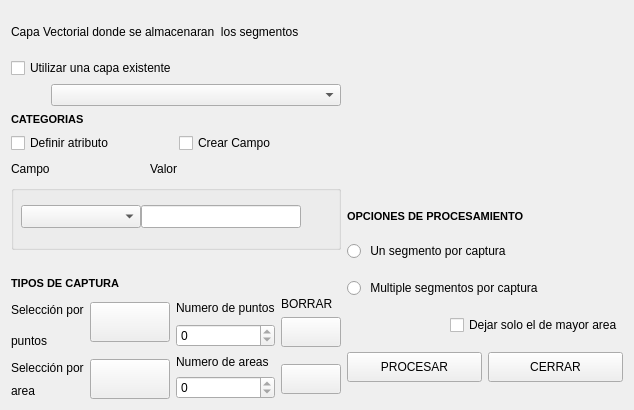
The window that digitalizacion.ui (luisCartoGeo/GeoAI_Plugin) describes before a commit, drawn with Qt 5.
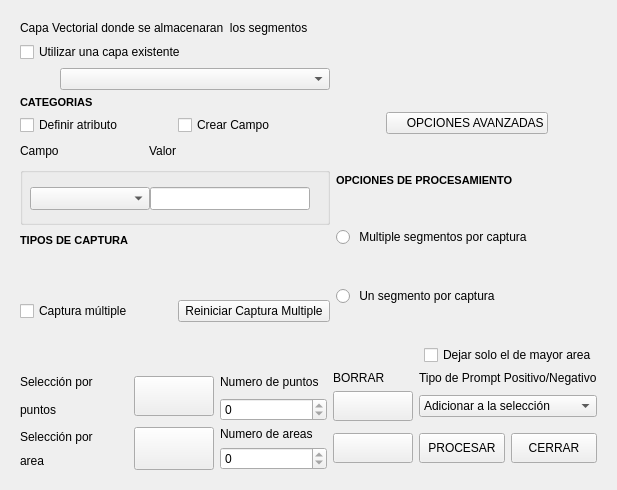
The same window after the commit.

Patch:
```diff
--- a/digitalizacion.ui
+++ b/digitalizacion.ui
@@ -6,17 +6,34 @@
    <rect>
     <x>0</x>
     <y>0</y>
-    <width>634</width>
-    <height>410</height>
+    <width>617</width>
+    <height>490</height>
    </rect>
   </property>
+  <property name="sizePolicy">
+   <sizepolicy hsizetype="Fixed" vsizetype="Fixed">
+    <horstretch>0</horstretch>
+    <verstretch>0</verstretch>
+   </sizepolicy>
+  </property>
+  <property name="minimumSize">
+   <size>
+    <width>617</width>
+    <height>490</height>
+   </size>
+  </property>
   <property name="windowTitle">
    <string>GeoAI - Segmentación Interactiva</string>
   </property>
-  <layout class="QGridLayout" name="gridLayout_2">
+  <layout class="QGridLayout" name="gridLayout_3">
    <item row="0" column="0">
-    <layout class="QVBoxLayout" name="verticalLayout_2">
-     <item>
+    <widget class="QStackedWidget" name="paginador">
+     <property name="currentIndex">
+      <number>0</number>
+     </property>
+     <widget class="QWidget" name="page">
+      <layout class="QGridLayout" name="gridLayout_2">
+       <item row="0" column="0" rowspan="3">
       <layout class="QVBoxLayout" name="verticalLayout">
        <item>
         <widget class="QLabel" name="label">
@@ -248,23 +265,123 @@
          </widget>
         </widget>
        </item>
+        </layout>
+       </item>
+       <item row="0" column="1">
+        <layout class="QVBoxLayout" name="verticalLayout_7">
        <item>
-        <spacer name="horizontalSpacer_4">
+          <widget class="QLabel" name="icon_portada">
+           <property name="sizePolicy">
+            <sizepolicy hsizetype="Fixed" vsizetype="Fixed">
+             <horstretch>0</horstretch>
+             <verstretch>0</verstretch>
+            </sizepolicy>
+           </property>
+           <property name="minimumSize">
+            <size>
+             <width>0</width>
+             <height>0</height>
+            </size>
+           </property>
+           <property name="maximumSize">
+            <size>
+             <width>250</width>
+             <height>150</height>
+            </size>
+           </property>
+           <property name="text">
+            <string/>
+           </property>
+           <property name="scaledContents">
+            <bool>true</bool>
+           </property>
+          </widget>
+         </item>
+        </layout>
+       </item>
+       <item row="1" column="1">
+        <layout class="QHBoxLayout" name="horizontalLayout_8">
+         <item>
+          <spacer name="horizontalSpacer_5">
          <property name="orientation">
           <enum>Qt::Horizontal</enum>
          </property>
          <property name="sizeHint" stdset="0">
           <size>
-           <width>258</width>
+             <width>40</width>
            <height>20</height>
           </size>
          </property>
         </spacer>
        </item>
-      </layout>
-     </item>
+         <item>
+          <widget class="QPushButton" name="opAvanzadas">
+           <property name="text">
+            <string>     OPCIONES AVANZADAS</string>
+           </property>
+          </widget>
+         </item>
+         <item>
+          <spacer name="horizontalSpacer_7">
+           <property name="orientation">
+            <enum>Qt::Horizontal</enum>
+           </property>
+           <property name="sizeHint" stdset="0">
+            <size>
+             <width>40</width>
+             <height>20</height>
+            </size>
+           </property>
+          </spacer>
+         </item>
+        </layout>
+       </item>
+       <item row="2" column="1" rowspan="3">
+        <layout class="QVBoxLayout" name="verticalLayout_2">
      <item>
-      <layout class="QVBoxLayout" name="verticalLayout_8">
+          <widget class="QLabel" name="label_8">
+           <property name="minimumSize">
+            <size>
+             <width>0</width>
+             <height>15</height>
+            </size>
+           </property>
+           <property name="maximumSize">
+            <size>
+             <width>16777215</width>
+             <height>15</height>
+            </size>
+           </property>
+           <property name="font">
+            <font>
+             <pointsize>8</pointsize>
+             <weight>75</weight>
+             <bold>true</bold>
+            </font>
+           </property>
+           <property name="text">
+            <string>OPCIONES DE PROCESAMIENTO</string>
+           </property>
+          </widget>
+         </item>
+         <item>
+          <widget class="QRadioButton" name="op_multisegment">
+           <property name="text">
+            <string> Multiple segmentos por captura</string>
+           </property>
+          </widget>
+         </item>
+         <item>
+          <widget class="QRadioButton" name="op_unsegment">
+           <property name="text">
+            <string> Un segmento por captura</string>
+           </property>
+          </widget>
+         </item>
+        </layout>
+       </item>
+       <item row="3" column="0">
+        <layout class="QHBoxLayout" name="horizontalLayout_7">
        <item>
         <widget class="QLabel" name="label_2">
          <property name="minimumSize">
@@ -292,8 +409,65 @@
         </widget>
        </item>
        <item>
+          <spacer name="horizontalSpacer_6">
+           <property name="orientation">
+            <enum>Qt::Horizontal</enum>
+           </property>
+           <property name="sizeHint" stdset="0">
+            <size>
+             <width>178</width>
+             <height>20</height>
+            </size>
+           </property>
+          </spacer>
+         </item>
+        </layout>
+       </item>
+       <item row="4" column="0" rowspan="2">
+        <layout class="QHBoxLayout" name="horizontalLayout_6">
+         <item>
+          <widget class="QCheckBox" name="opCaptura">
+           <property name="text">
+            <string>Captura múltiple</string>
+           </property>
+          </widget>
+         </item>
+         <item>
+          <widget class="QPushButton" name="reiniCapturaMultiple">
+           <property name="text">
+            <string>Reiniciar Captura Multiple</string>
+           </property>
+          </widget>
+         </item>
+        </layout>
+       </item>
+       <item row="5" column="1">
+        <layout class="QHBoxLayout" name="horizontalLayout_2">
+         <item>
+          <spacer name="horizontalSpacer">
+           <property name="orientation">
+            <enum>Qt::Horizontal</enum>
+           </property>
+           <property name="sizeHint" stdset="0">
+            <size>
+             <width>28</width>
+             <height>20</height>
+            </size>
+           </property>
+          </spacer>
+         </item>
+         <item>
+          <widget class="QCheckBox" name="op_mayor">
+           <property name="text">
+            <string>Dejar solo el de mayor area</string>
+           </property>
+          </widget>
+         </item>
+        </layout>
+       </item>
+       <item row="6" column="0" colspan="2">
         <layout class="QGridLayout" name="gridLayout">
-         <item row="0" column="0" rowspan="3">
+         <item row="0" column="0" rowspan="2">
           <layout class="QVBoxLayout" name="verticalLayout_3">
            <item>
             <widget class="QLabel" name="label_3">
@@ -311,6 +485,25 @@
            </item>
           </layout>
          </item>
+         <item row="0" column="1" rowspan="2">
+          <widget class="QPushButton" name="bpunto">
+           <property name="minimumSize">
+            <size>
+             <width>80</width>
+             <height>40</height>
+            </size>
+           </property>
+           <property name="maximumSize">
+            <size>
+             <width>80</width>
+             <height>40</height>
+            </size>
+           </property>
+           <property name="text">
+            <string/>
+           </property>
+          </widget>
+         </item>
          <item row="0" column="2" rowspan="2">
           <layout class="QVBoxLayout" name="verticalLayout_5">
            <item>
@@ -345,6 +538,13 @@
            </property>
           </widget>
          </item>
+         <item row="0" column="4">
+          <widget class="QLabel" name="label_16">
+           <property name="text">
+            <string>Tipo de Prompt Positivo/Negativo</string>
+           </property>
+          </widget>
+         </item>
          <item row="1" column="3">
           <widget class="QPushButton" name="borrarPuntos">
            <property name="minimumSize">
@@ -364,34 +564,27 @@
            </property>
           </widget>
          </item>
-         <item row="2" column="2" rowspan="2">
-          <layout class="QVBoxLayout" name="verticalLayout_6">
-           <item>
-            <widget class="QLabel" name="label_12">
-             <property name="text">
-              <string>Numero de areas</string>
-             </property>
-            </widget>
-           </item>
-           <item>
-            <widget class="QSpinBox" name="nareas">
+         <item row="1" column="4">
+          <widget class="QComboBox" name="opPrompt">
              <property name="minimumSize">
               <size>
-               <width>72</width>
+             <width>161</width>
                <height>0</height>
               </size>
              </property>
-             <property name="readOnly">
-              <bool>true</bool>
-             </property>
-             <property name="maximum">
-              <number>1000</number>
-             </property>
-            </widget>
-           </item>
-          </layout>
-         </item>
-         <item row="3" column="0">
+           <item>
+            <property name="text">
+             <string>Adicionar a la selección</string>
+            </property>
+           </item>
+           <item>
+            <property name="text">
+             <string>Excluir de la selección</string>
+            </property>
+           </item>
+          </widget>
+         </item>
+         <item row="2" column="0">
           <layout class="QVBoxLayout" name="verticalLayout_4">
            <item>
             <widget class="QLabel" name="label_4">
@@ -409,7 +602,7 @@
            </item>
           </layout>
          </item>
-         <item row="3" column="1">
+         <item row="2" column="1">
           <widget class="QPushButton" name="barea">
            <property name="minimumSize">
             <size>
@@ -428,7 +621,34 @@
            </property>
           </widget>
          </item>
-         <item row="3" column="3">
+         <item row="2" column="2">
+          <layout class="QVBoxLayout" name="verticalLayout_6">
+           <item>
+            <widget class="QLabel" name="label_12">
+             <property name="text">
+              <string>Numero de areas</string>
+             </property>
+            </widget>
+           </item>
+           <item>
+            <widget class="QSpinBox" name="nareas">
+             <property name="minimumSize">
+              <size>
+               <width>72</width>
+               <height>0</height>
+              </size>
+             </property>
+             <property name="readOnly">
+              <bool>true</bool>
+             </property>
+             <property name="maximum">
+              <number>1000</number>
+             </property>
+            </widget>
+           </item>
+          </layout>
+         </item>
+         <item row="2" column="3">
           <widget class="QPushButton" name="borrarAreas">
            <property name="minimumSize">
             <size>
@@ -447,139 +667,7 @@
            </property>
           </widget>
          </item>
-         <item row="0" column="1" rowspan="2">
-          <widget class="QPushButton" name="bpunto">
-           <property name="minimumSize">
-            <size>
-             <width>80</width>
-             <height>40</height>
-            </size>
-           </property>
-           <property name="maximumSize">
-            <size>
-             <width>80</width>
-             <height>40</height>
-            </size>
-           </property>
-           <property name="text">
-            <string/>
-           </property>
-          </widget>
-         </item>
-        </layout>
-       </item>
-      </layout>
-     </item>
-    </layout>
-   </item>
-   <item row="0" column="1">
-    <layout class="QVBoxLayout" name="verticalLayout_7">
-     <item>
-      <widget class="QLabel" name="icon_portada">
-       <property name="sizePolicy">
-        <sizepolicy hsizetype="Fixed" vsizetype="Fixed">
-         <horstretch>0</horstretch>
-         <verstretch>0</verstretch>
-        </sizepolicy>
-       </property>
-       <property name="minimumSize">
-        <size>
-         <width>250</width>
-         <height>150</height>
-        </size>
-       </property>
-       <property name="maximumSize">
-        <size>
-         <width>250</width>
-         <height>120</height>
-        </size>
-       </property>
-       <property name="text">
-        <string/>
-       </property>
-       <property name="scaledContents">
-        <bool>true</bool>
-       </property>
-      </widget>
-     </item>
-     <item>
-      <spacer name="horizontalSpacer_5">
-       <property name="orientation">
-        <enum>Qt::Horizontal</enum>
-       </property>
-       <property name="sizeHint" stdset="0">
-        <size>
-         <width>208</width>
-         <height>20</height>
-        </size>
-       </property>
-      </spacer>
-     </item>
-     <item>
-      <widget class="QLabel" name="label_8">
-       <property name="minimumSize">
-        <size>
-         <width>0</width>
-         <height>15</height>
-        </size>
-       </property>
-       <property name="maximumSize">
-        <size>
-         <width>16777215</width>
-         <height>15</height>
-        </size>
-       </property>
-       <property name="font">
-        <font>
-         <pointsize>8</pointsize>
-         <weight>75</weight>
-         <bold>true</bold>
-        </font>
-       </property>
-       <property name="text">
-        <string>OPCIONES DE PROCESAMIENTO</string>
-       </property>
-      </widget>
-     </item>
-     <item>
-      <widget class="QRadioButton" name="op_unsegment">
-       <property name="text">
-        <string> Un segmento por captura</string>
-       </property>
-      </widget>
-     </item>
-     <item>
-      <widget class="QRadioButton" name="op_multisegment">
-       <property name="text">
-        <string> Multiple segmentos por captura</string>
-       </property>
-      </widget>
-     </item>
-     <item>
-      <layout class="QHBoxLayout" name="horizontalLayout_2">
-       <item>
-        <spacer name="horizontalSpacer">
-         <property name="orientation">
-          <enum>Qt::Horizontal</enum>
-         </property>
-         <property name="sizeHint" stdset="0">
-          <size>
-           <width>28</width>
-           <height>20</height>
-          </size>
-         </property>
-        </spacer>
-       </item>
-       <item>
-        <widget class="QCheckBox" name="op_mayor">
-         <property name="text">
-          <string>Dejar solo el de mayor area</string>
-         </property>
-        </widget>
-       </item>
-      </layout>
-     </item>
-     <item>
+         <item row="2" column="4">
       <layout class="QHBoxLayout" name="horizontalLayout">
        <item>
         <widget class="QPushButton" name="ejecutar">
@@ -610,6 +698,76 @@
       </layout>
      </item>
     </layout>
+       </item>
+      </layout>
+     </widget>
+     <widget class="QWidget" name="page_2">
+      <widget class="QPushButton" name="crearVector">
+       <property name="geometry">
+        <rect>
+         <x>30</x>
+         <y>70</y>
+         <width>111</width>
+         <height>28</height>
+        </rect>
+       </property>
+       <property name="text">
+        <string>Capa Vectorial</string>
+       </property>
+      </widget>
+      <widget class="QLabel" name="label_9">
+       <property name="geometry">
+        <rect>
+         <x>30</x>
+         <y>30</y>
+         <width>191</width>
+         <height>16</height>
+        </rect>
+       </property>
+       <property name="font">
+        <font>
+         <weight>75</weight>
+         <bold>true</bold>
+        </font>
+       </property>
+       <property name="text">
+        <string>Generar Capa Vectorial de</string>
+       </property>
+      </widget>
+      <widget class="QLabel" name="label_10">
+       <property name="geometry">
+        <rect>
+         <x>30</x>
+         <y>50</y>
+         <width>201</width>
+         <height>16</height>
+        </rect>
+       </property>
+       <property name="font">
+        <font>
+         <weight>75</weight>
+         <bold>true</bold>
+        </font>
+       </property>
+       <property name="text">
+        <string>areas y puntos de muestreo</string>
+       </property>
+      </widget>
+      <widget class="QPushButton" name="opBasicas">
+       <property name="geometry">
+        <rect>
+         <x>450</x>
+         <y>370</y>
+         <width>93</width>
+         <height>28</height>
+        </rect>
+       </property>
+       <property name="text">
+        <string>   INICIO</string>
+       </property>
+      </widget>
+     </widget>
+    </widget>
    </item>
   </layout>
  </widget>
```
Lines whose indentation alone changed are shown as unchanged.
